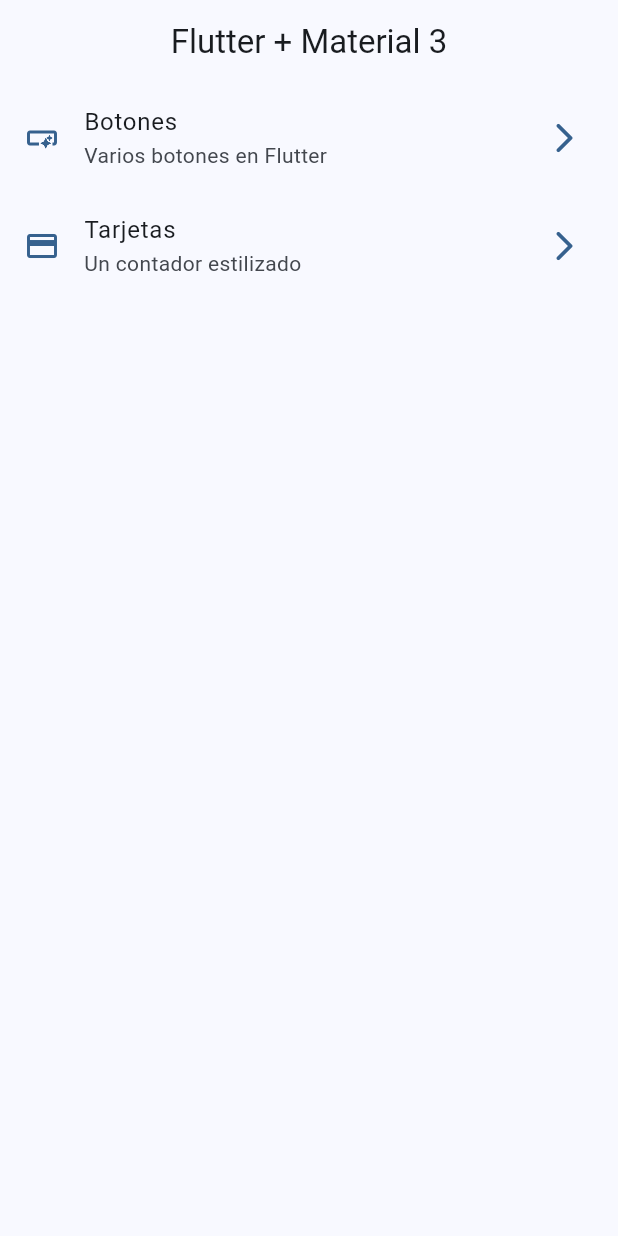
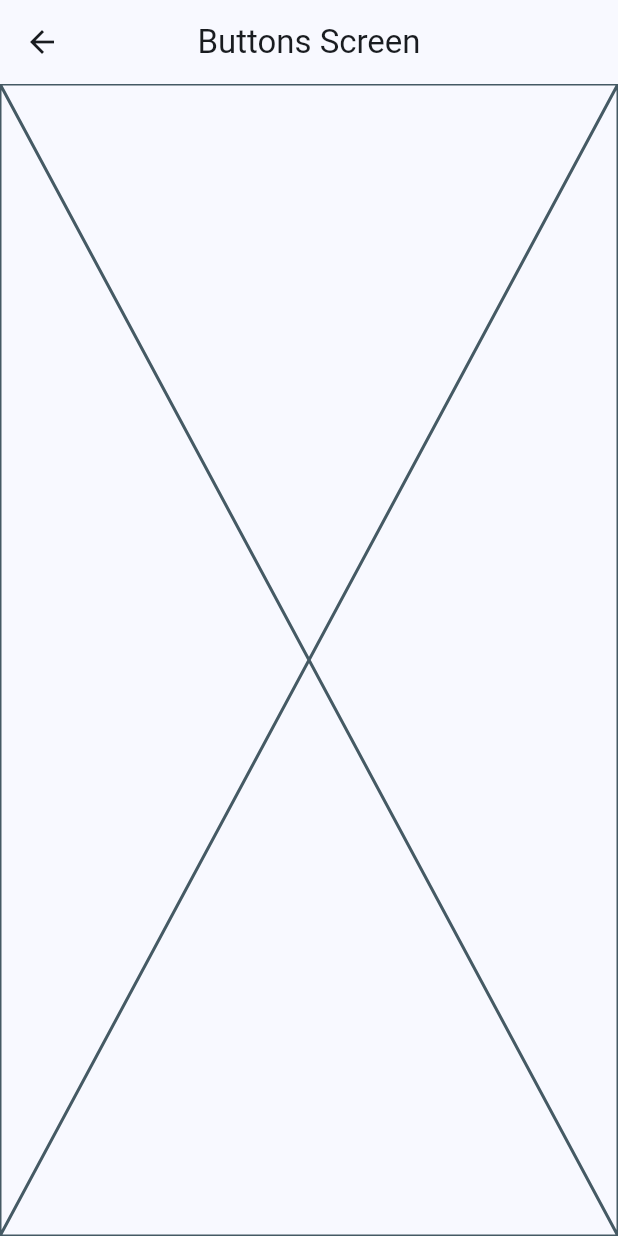
Before and after one commit to Corix5/widgets_app_flutter, a Flutter app: the screen it shows after launch, after a tap on "Botones", on a phone screen of 412 x 824 dp. Run offline on Flutter 3.47's test engine with Material 3 defaults, Android fonts, the phone set to English and light mode, and no system bars.

```diff
--- a/lib/config/theme/menu/menu_items.dart
+++ b/lib/config/theme/menu/menu_items.dart
@@ -19,7 +19,7 @@ class MenuItems {
   MenuItems(
     title: 'Tarjetas',
     subtitle: 'Un contador estilizado',
-    link: '/card',
+    link: '/cards',
     icon: Icons.credit_card
   ),
 
--- a/lib/main.dart
+++ b/lib/main.dart
@@ -1,5 +1,7 @@
 import 'package:flutter/material.dart';
 import 'package:widgets_app/config/theme/app_theme.dart';
+import 'package:widgets_app/presentation/screens/buttons/buttons_screen.dart';
+import 'package:widgets_app/presentation/screens/cards/cards_screen.dart';
 import 'package:widgets_app/presentation/screens/home/home_screen.dart';
 
 void main() {
@@ -14,7 +16,11 @@ class MainApp extends StatelessWidget {
     return MaterialApp(
       debugShowCheckedModeBanner: false,
       theme: AppTheme(selectedColor: 0).getTheme(),
-      home: HomeScreen()
+      home: HomeScreen(),
+      routes: {
+        '/buttons': (context) => const ButtonsScreen(),
+        '/cards': (context) => const CardsScreen(),
+      },
     );
   }
 }
--- /dev/null
+++ b/lib/presentation/screens/buttons/buttons_screen.dart
@@ -0,0 +1,15 @@
+import 'package:flutter/material.dart';
+
+class ButtonsScreen extends StatelessWidget {
+  const ButtonsScreen({super.key});
+
+  @override
+  Widget build(BuildContext context) {
+    return Scaffold(
+      appBar: AppBar(
+        title: const Text('Buttons Screen'),
+      ),
+      body: Placeholder(),
+    );
+  }
+}
--- a/lib/presentation/screens/home/home_screen.dart
+++ b/lib/presentation/screens/home/home_screen.dart
@@ -1,5 +1,6 @@
 import 'package:flutter/material.dart';
 import 'package:widgets_app/config/theme/menu/menu_items.dart';
+import 'package:widgets_app/presentation/screens/buttons/buttons_screen.dart';
 
 class HomeScreen extends StatelessWidget {
   const HomeScreen({super.key});
@@ -49,7 +50,7 @@ class _CustomListTile extends StatelessWidget {
       title: Text(menuItem.title),
       subtitle: Text(menuItem.subtitle),
       onTap: (){
-        //TODO: Navegar a otras pantallas
+        Navigator.pushNamed(context, menuItem.link);
       }
     );
   }
```
Also changed, not shown: lib/presentation/screens/cards/cards_screen.dart (added, +15 -0 lines).
